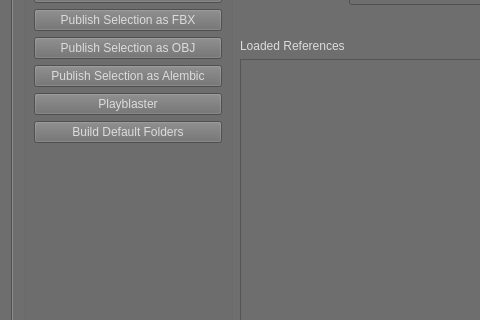
Old version of the form ui/superSaver_UI.ui in the repository SleepDeprivedVFX/versionUp; both pictures show x 0 to 480 and y 148 to 468 of the 969 by 698 pixel window.
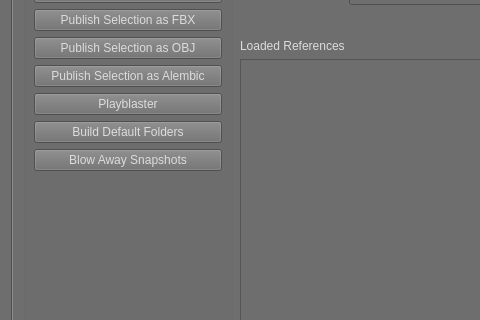
New version of the form. The open tabs and pages were chosen to show the change.

Commit message: v1.3.6: Blow away snapshots is up and running.  Dangerous cleanup code.  Let's hope it never goes bad.

Patch:
```diff
--- a/ui/superSaver_UI.ui
+++ b/ui/superSaver_UI.ui
@@ -824,6 +824,13 @@
             </property>
            </widget>
           </item>
+          <item>
+           <widget class="QPushButton" name="blowAwaySnaps_btn">
+            <property name="text">
+             <string>Blow Away Snapshots</string>
+            </property>
+           </widget>
+          </item>
           <item>
            <spacer name="verticalSpacer">
             <property name="orientation">
```
The commit also changes 4 other files.
